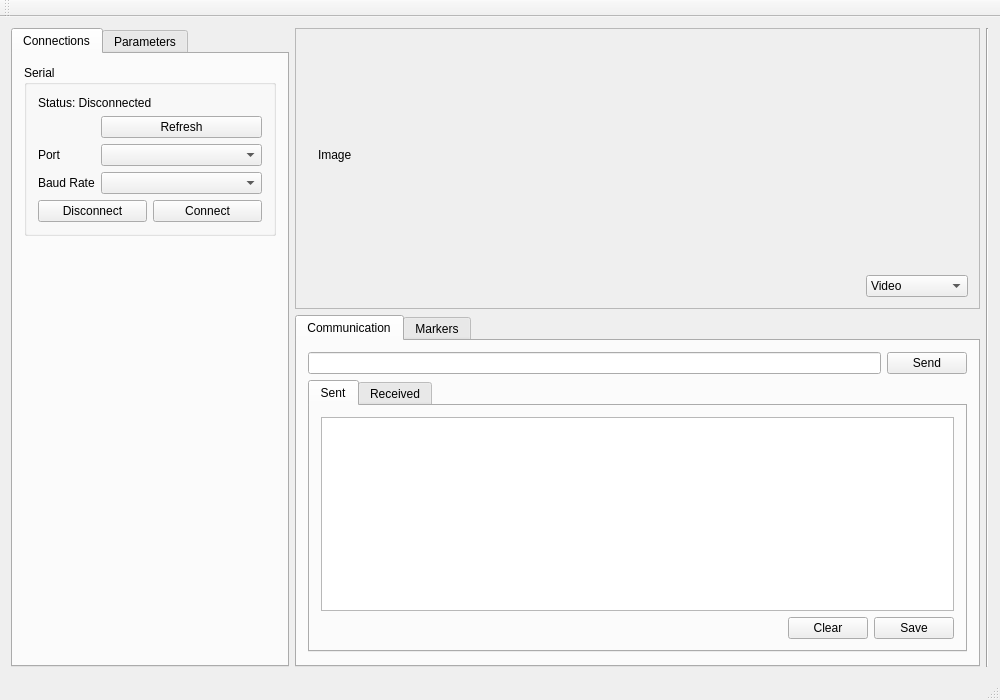
jaybdub/umd_sand_rover, file qt_guis/KeytrackSimple/mainwindow.ui: the form before one commit.
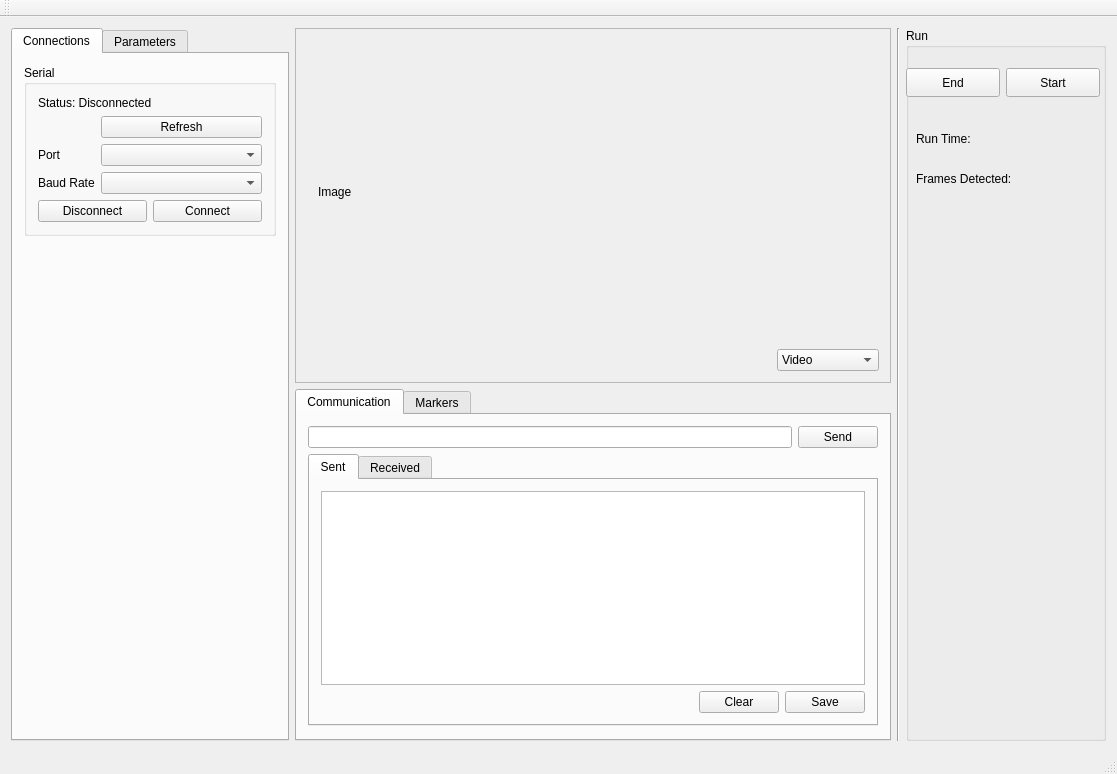
The form after the commit. Custom widgets are drawn as their Qt base class.

Commit message: added run start/stop to gui

The edit to the form file:
```diff
--- a/qt_guis/KeytrackSimple/mainwindow.ui
+++ b/qt_guis/KeytrackSimple/mainwindow.ui
@@ -6,8 +6,8 @@
    <rect>
     <x>0</x>
     <y>0</y>
-    <width>1000</width>
-    <height>700</height>
+    <width>1117</width>
+    <height>774</height>
    </rect>
   </property>
   <property name="windowTitle">
@@ -556,6 +556,97 @@
         </property>
        </widget>
       </item>
+      <item>
+       <widget class="QGroupBox" name="groupBox_3">
+        <property name="minimumSize">
+         <size>
+          <width>200</width>
+          <height>0</height>
+         </size>
+        </property>
+        <property name="title">
+         <string>Run</string>
+        </property>
+        <widget class="QPushButton" name="startRunButton">
+         <property name="geometry">
+          <rect>
+           <x>100</x>
+           <y>40</y>
+           <width>94</width>
+           <height>29</height>
+          </rect>
+         </property>
+         <property name="text">
+          <string>Start</string>
+         </property>
+        </widget>
+        <widget class="QPushButton" name="stopRunButton">
+         <property name="geometry">
+          <rect>
+           <x>0</x>
+           <y>40</y>
+           <width>94</width>
+           <height>29</height>
+          </rect>
+         </property>
+         <property name="text">
+          <string>End</string>
+         </property>
+        </widget>
+        <widget class="QLabel" name="label_4">
+         <property name="geometry">
+          <rect>
+           <x>10</x>
+           <y>100</y>
+           <width>81</width>
+           <height>21</height>
+          </rect>
+         </property>
+         <property name="text">
+          <string>Run Time: </string>
+         </property>
+        </widget>
+        <widget class="QLabel" name="runTimeLabel">
+         <property name="geometry">
+          <rect>
+           <x>90</x>
+           <y>100</y>
+           <width>101</width>
+           <height>21</height>
+          </rect>
+         </property>
+         <property name="text">
+          <string>&lt;run time&gt;</string>
+         </property>
+        </widget>
+        <widget class="QLabel" name="label_5">
+         <property name="geometry">
+          <rect>
+           <x>10</x>
+           <y>140</y>
+           <width>121</width>
+           <height>21</height>
+          </rect>
+         </property>
+         <property name="text">
+          <string>Frames Detected:</string>
+         </property>
+        </widget>
+        <widget class="QLabel" name="framesDetectedLabel">
+         <property name="geometry">
+          <rect>
+           <x>70</x>
+           <y>180</y>
+           <width>68</width>
+           <height>21</height>
+          </rect>
+         </property>
+         <property name="text">
+          <string>&lt;frames&gt;</string>
+         </property>
+        </widget>
+       </widget>
+      </item>
      </layout>
     </item>
    </layout>
```
Left out of the diff: 4 changed lines with no effect on the pictures. The commit also changes 15 other files.
